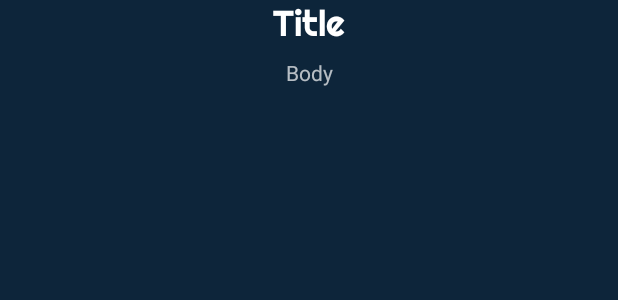
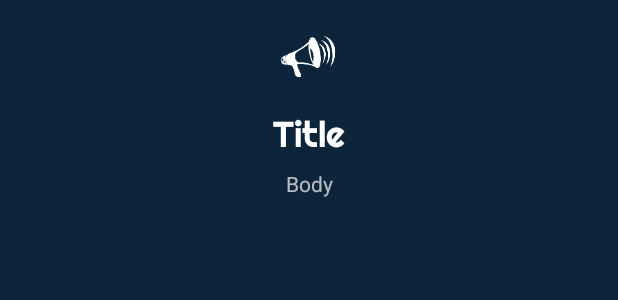
Before and after one commit to ThomasGaubert/zephyr, an Android app: the layout fragment_whats_new_item.xml on its own in the app's theme, with its tools: preview values and no code run, on a phone screen of 412 x 824 dp. Shown: the top 300 px of the screen. Run offline under Robolectric (Android 15) with nearby library versions, the light colour scheme and no system bars.

Commit message:
What's new icons

```diff
--- a/android/app/src/main/java/com/texasgamer/zephyr/fragment/whatsnew/WhatsNewItemFragment.java
+++ b/android/app/src/main/java/com/texasgamer/zephyr/fragment/whatsnew/WhatsNewItemFragment.java
@@ -2,6 +2,7 @@ package com.texasgamer.zephyr.fragment.whatsnew;
 
 import android.os.Bundle;
 import android.view.View;
+import android.widget.ImageView;
 import android.widget.TextView;
 
 import com.texasgamer.zephyr.R;
@@ -18,9 +19,12 @@ import butterknife.BindView;
  */
 public class WhatsNewItemFragment extends BaseFragment {
 
+    public static final String ARG_ICON = "icon";
     public static final String ARG_TITLE = "title";
     public static final String ARG_BODY = "body";
 
+    @BindView(R.id.whats_new_item_icon)
+    ImageView mImageView;
     @BindView(R.id.whats_new_item_title)
     TextView mTitleTextView;
     @BindView(R.id.whats_new_item_body)
@@ -29,6 +33,7 @@ public class WhatsNewItemFragment extends BaseFragment {
     @Override
     public void onViewCreated(@NonNull View view, @Nullable Bundle savedInstanceState) {
         if (getArguments() != null) {
+            mImageView.setImageResource(getArguments().getInt(ARG_ICON));
             mTitleTextView.setText(getArguments().getString(ARG_TITLE));
             mBodyTextView.setText(getArguments().getString(ARG_BODY));
         }
--- a/android/app/src/main/res/drawable/ic_steam.xml
+++ b/android/app/src/main/res/drawable/ic_steam.xml
@@ -4,5 +4,5 @@
     android:width="24dp"
     android:viewportWidth="24"
     android:viewportHeight="24">
-    <path android:fillColor="#000" android:pathData="M12,2A10,10 0 0,1 22,12A10,10 0 0,1 12,22C7.4,22 3.55,18.92 2.36,14.73L6.19,16.31C6.45,17.6 7.6,18.58 8.97,18.58C10.53,18.58 11.8,17.31 11.8,15.75V15.62L15.2,13.19H15.28C17.36,13.19 19.05,11.5 19.05,9.42C19.05,7.34 17.36,5.65 15.28,5.65C13.2,5.65 11.5,7.34 11.5,9.42V9.47L9.13,12.93L8.97,12.92C8.38,12.92 7.83,13.1 7.38,13.41L2,11.2C2.43,6.05 6.73,2 12,2M8.28,17.17C9.08,17.5 10,17.13 10.33,16.33C10.66,15.53 10.28,14.62 9.5,14.29L8.22,13.76C8.71,13.58 9.26,13.57 9.78,13.79C10.31,14 10.72,14.41 10.93,14.94C11.15,15.46 11.15,16.04 10.93,16.56C10.5,17.64 9.23,18.16 8.15,17.71C7.65,17.5 7.27,17.12 7.06,16.67L8.28,17.17M17.8,9.42C17.8,10.81 16.67,11.94 15.28,11.94C13.9,11.94 12.77,10.81 12.77,9.42A2.5,2.5 0 0,1 15.28,6.91C16.67,6.91 17.8,8.04 17.8,9.42M13.4,9.42C13.4,10.46 14.24,11.31 15.29,11.31C16.33,11.31 17.17,10.46 17.17,9.42C17.17,8.38 16.33,7.53 15.29,7.53C14.24,7.53 13.4,8.38 13.4,9.42Z" />
+    <path android:fillColor="#FFF" android:pathData="M12,2A10,10 0 0,1 22,12A10,10 0 0,1 12,22C7.4,22 3.55,18.92 2.36,14.73L6.19,16.31C6.45,17.6 7.6,18.58 8.97,18.58C10.53,18.58 11.8,17.31 11.8,15.75V15.62L15.2,13.19H15.28C17.36,13.19 19.05,11.5 19.05,9.42C19.05,7.34 17.36,5.65 15.28,5.65C13.2,5.65 11.5,7.34 11.5,9.42V9.47L9.13,12.93L8.97,12.92C8.38,12.92 7.83,13.1 7.38,13.41L2,11.2C2.43,6.05 6.73,2 12,2M8.28,17.17C9.08,17.5 10,17.13 10.33,16.33C10.66,15.53 10.28,14.62 9.5,14.29L8.22,13.76C8.71,13.58 9.26,13.57 9.78,13.79C10.31,14 10.72,14.41 10.93,14.94C11.15,15.46 11.15,16.04 10.93,16.56C10.5,17.64 9.23,18.16 8.15,17.71C7.65,17.5 7.27,17.12 7.06,16.67L8.28,17.17M17.8,9.42C17.8,10.81 16.67,11.94 15.28,11.94C13.9,11.94 12.77,10.81 12.77,9.42A2.5,2.5 0 0,1 15.28,6.91C16.67,6.91 17.8,8.04 17.8,9.42M13.4,9.42C13.4,10.46 14.24,11.31 15.29,11.31C16.33,11.31 17.17,10.46 17.17,9.42C17.17,8.38 16.33,7.53 15.29,7.53C14.24,7.53 13.4,8.38 13.4,9.42Z" />
 </vector>
--- a/android/app/src/main/res/layout/fragment_whats_new.xml
+++ b/android/app/src/main/res/layout/fragment_whats_new.xml
@@ -10,11 +10,10 @@
         <androidx.viewpager.widget.ViewPager
             android:id="@+id/view_pager"
             android:layout_width="wrap_content"
-            android:layout_height="200dp"
+            android:layout_height="240dp"
             app:layout_constraintBottom_toBottomOf="parent"
             app:layout_constraintEnd_toEndOf="parent"
-            app:layout_constraintStart_toStartOf="parent"
-            app:layout_constraintTop_toTopOf="parent" />
+            app:layout_constraintStart_toStartOf="parent" />
 
         <com.rbrooks.indefinitepagerindicator.IndefinitePagerIndicator
             android:id="@+id/pager_indicator"
--- a/android/app/src/main/res/layout/fragment_whats_new_item.xml
+++ b/android/app/src/main/res/layout/fragment_whats_new_item.xml
@@ -3,7 +3,16 @@
     xmlns:tools="http://schemas.android.com/tools"
     android:orientation="vertical"
     android:layout_width="match_parent"
-    android:layout_height="180dp">
+    android:layout_height="220dp">
+
+    <ImageView
+        android:id="@+id/whats_new_item_icon"
+        android:layout_width="50dp"
+        android:layout_height="50dp"
+        android:layout_gravity="center"
+        android:layout_marginTop="12dp"
+        android:layout_marginBottom="12dp"
+        tools:src="@mipmap/ic_launcher"/>
 
     <TextView
         android:id="@+id/whats_new_item_title"
@@ -22,6 +31,7 @@
         android:layout_marginTop="8dp"
         android:layout_marginStart="16dp"
         android:layout_marginEnd="16dp"
+        android:layout_marginBottom="8dp"
         android:textAlignment="center"
         tools:text="Body" />
 
--- a/android/app/src/main/res/values/strings.xml
+++ b/android/app/src/main/res/values/strings.xml
@@ -39,7 +39,7 @@
 
     <!-- What's New Menu -->
     <string name="menu_whats_new_zephyr_v2_title">Zephyr v2</string>
-    <string name="menu_whats_new_zephyr_v2_body">Welcome to Zephyr v2! Every aspect of Zephyr has been completely rewritten to address common feedback, improve performance and stability, and to make future development easier.</string>
+    <string name="menu_whats_new_zephyr_v2_body">Welcome to Zephyr v2!\n\nEvery aspect of Zephyr has been completely rewritten to address common feedback, improve performance and stability, and to make future development easier.</string>
     <string name="menu_whats_new_steam_title">Steam</string>
     <string name="menu_whats_new_steam_body">The Zephyr desktop client is now available on Steam. Note that the old client is no longer supported.</string>
     <string name="menu_whats_new_feedback_title">Got Feedback?</string>
```
Also changed, not shown: android/app/src/main/java/com/texasgamer/zephyr/fragment/WhatsNewFragment.java (+6 -4 lines).
